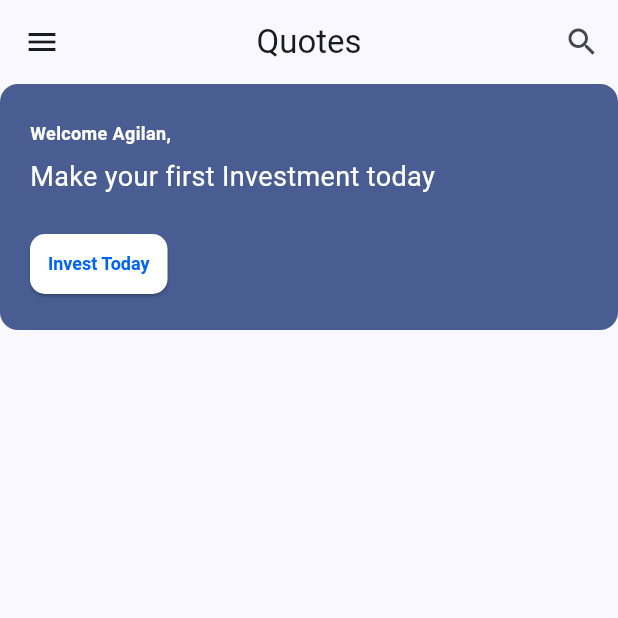
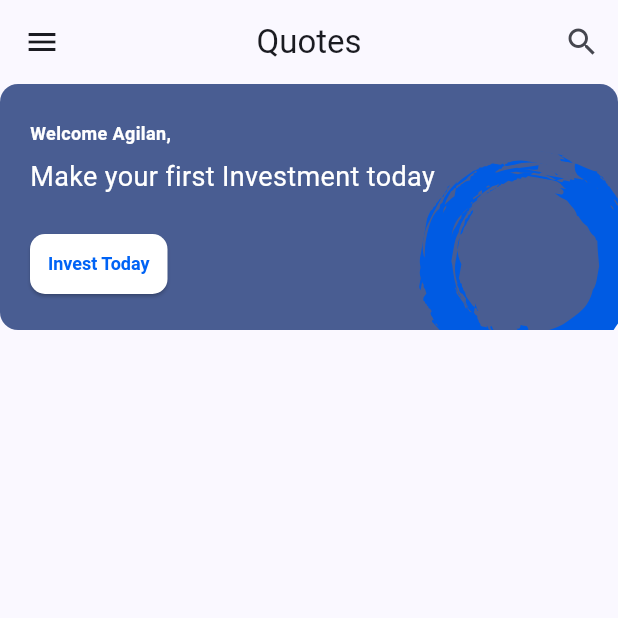
Before and after one commit to nik-05/trading-app, a Flutter app: the screen it shows after launch, on a phone screen of 412 x 824 dp, the top half of it. Run offline on Flutter 3.47's test engine with Material 3 defaults, Android fonts, the phone set to English and light mode, and no system bars; our stand-ins replace flutter_svg, google_fonts; Roboto replaces fonts that are missing (Amaranth).

Commit message:
Added bottom bar icons, UI of welcome card complete

```diff
--- a/lib/utils/icon_constants.dart
+++ b/lib/utils/icon_constants.dart
@@ -2,5 +2,9 @@ class IconConstants {
   IconConstants._();
 
   static const String _iconPath = 'assets/icons/';
-
+  static const String home = '$_iconPath/home.svg';
+  static const String chart = '$_iconPath/chart.svg';
+  static const String order = '$_iconPath/order.svg';
+  static const String market = '$_iconPath/market.svg';
+  static const String profile = '$_iconPath/profile.svg';
 }
--- a/lib/utils/image_constants.dart
+++ b/lib/utils/image_constants.dart
@@ -3,5 +3,5 @@ class ImageConstants {
   ImageConstants._();
 
   static const String _imagesPath = 'assets/images';
-  static const String welcomeCardBackground = '$_imagesPath/welcome_card_background.png';
+  static const String welcomeCardBackground = '$_imagesPath/welcome_card_background.svg';
 }
--- a/lib/widgets/welcome_card.dart
+++ b/lib/widgets/welcome_card.dart
@@ -1,6 +1,9 @@
+import 'package:flutter/cupertino.dart';
 import 'package:flutter/material.dart';
+import 'package:flutter_svg/flutter_svg.dart';
 import 'package:google_fonts/google_fonts.dart';
 import 'package:trading_app/utils/global_constants.dart';
+import 'package:trading_app/utils/image_constants.dart';
 
 class WelcomeCard extends StatelessWidget {
   final String name;
@@ -9,7 +12,9 @@ class WelcomeCard extends StatelessWidget {
 
   @override
   Widget build(BuildContext context) {
-    return Container(
+    return Stack(
+      children: [
+        Container(
           width: double.infinity,
           decoration: BoxDecoration(
             color: Theme.of(context).colorScheme.primary,
@@ -41,15 +46,28 @@ class WelcomeCard extends StatelessWidget {
               const SizedBox(height: 21),
               ElevatedButton(
                 onPressed: () {},
-            child: Text('Invest Today', style: GoogleFonts.adventPro(
+                child: Text(
+                  'Invest Today',
+                  style: GoogleFonts.adventPro(
                     fontWeight: FontWeight.w700,
                     fontSize: 12,
                     color: GlobalConstants.primaryColor,
-            ),),
+                  ),
+                ),
               ),
               const SizedBox(height: 20),
             ],
           ),
+        ),
+        Positioned(
+          bottom: 0,
+          right: 0,
+          child: Align(
+            alignment: Alignment.bottomRight,
+            child: SvgPicture.asset(ImageConstants.welcomeCardBackground),
+          ),
+        ),
+      ],
     );
   }
 }
--- a/pubspec.yaml
+++ b/pubspec.yaml
@@ -36,6 +36,7 @@ dependencies:
   # Use with the CupertinoIcons class for iOS style icons.
   cupertino_icons: ^1.0.6
   google_fonts: ^6.2.1
+  flutter_svg: ^2.0.10+1
 
 dev_dependencies:
   flutter_test:
```
Also changed, not shown: assets/icons/chart.svg (added), assets/icons/home.svg (added), assets/icons/market.svg (added), assets/icons/order.svg (added), assets/icons/profile.svg (added), pubspec.lock. Lines whose indentation alone changed are shown as unchanged.
